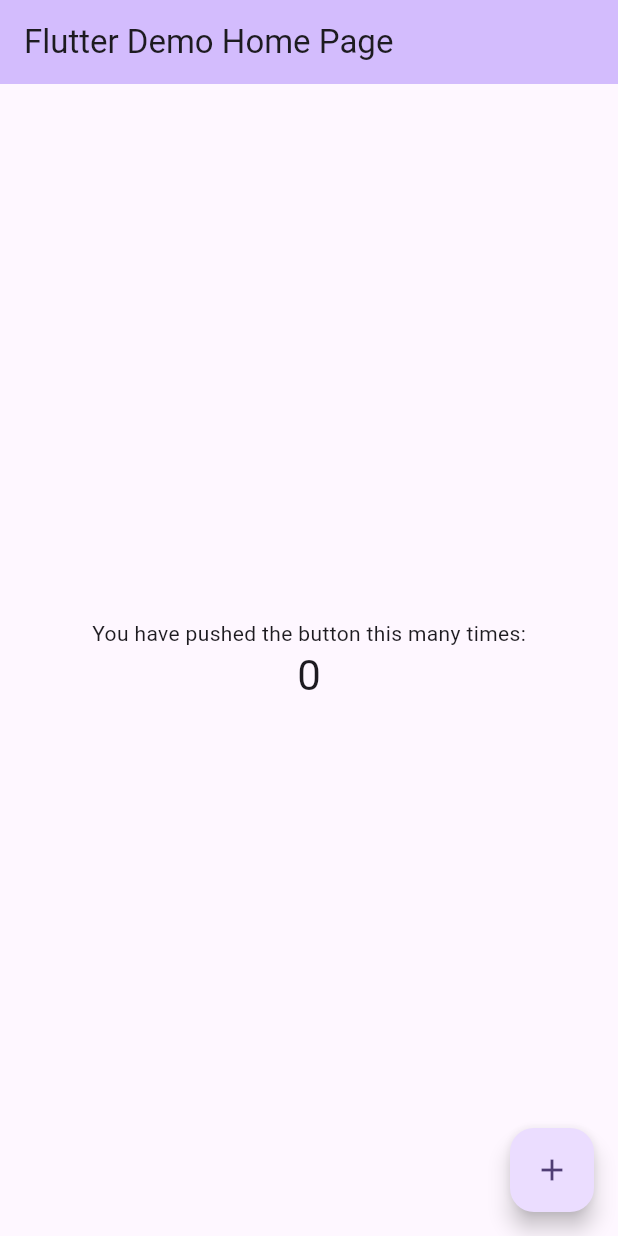
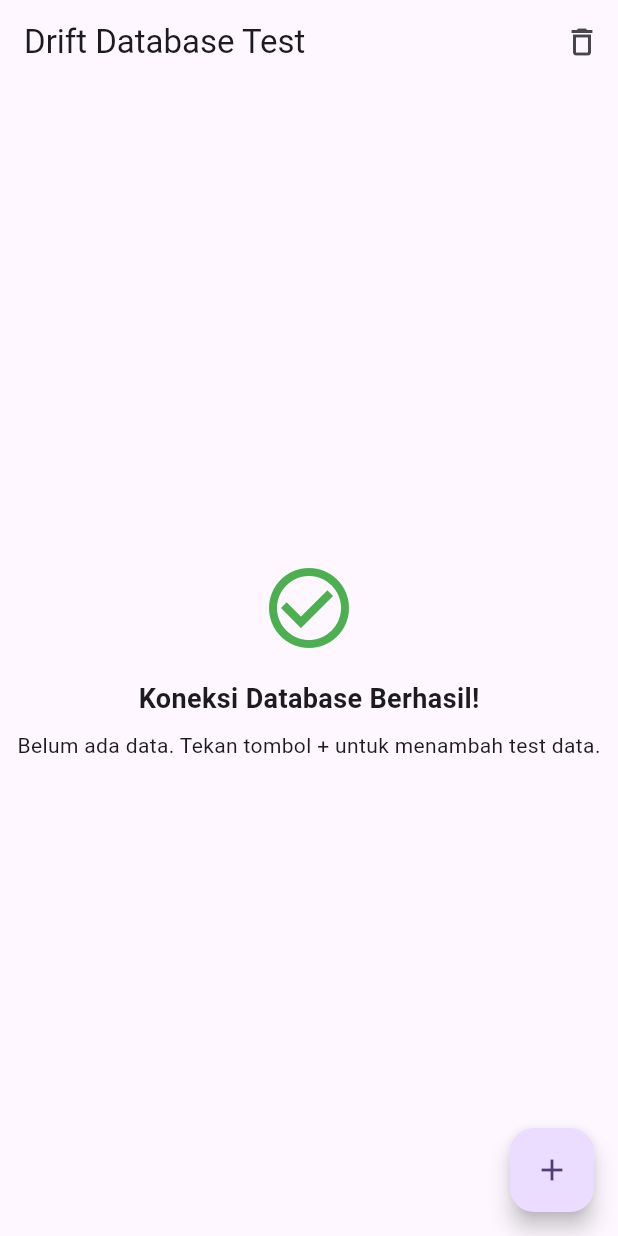
Before and after one commit to bryanherdianto/auto-cpr, a Flutter app: the screen it shows after launch, on a phone screen of 412 x 824 dp. Run offline on Flutter 3.47's test engine with Material 3 defaults, Android fonts, the phone set to English and light mode, and no system bars; our stand-ins replace drift, drift_flutter; accounts and stored records are empty; generated files the repository leaves out were written again.

Commit message:
feat: add and test drift db

```diff
--- /dev/null
+++ b/lib/database.dart
@@ -0,0 +1,23 @@
+import 'package:drift/drift.dart';
+import 'package:drift_flutter/drift_flutter.dart';
+
+part 'database.g.dart';
+
+// Tabel paling sederhana untuk test
+class TestItems extends Table {
+  IntColumn get id => integer().autoIncrement()();
+  TextColumn get content => text()();
+  DateTimeColumn get createdAt => dateTime().withDefault(currentDateAndTime)();
+}
+
+@DriftDatabase(tables: [TestItems])
+class AppDatabase extends _$AppDatabase {
+  AppDatabase([QueryExecutor? executor]) : super(executor ?? _openConnection());
+
+  @override
+  int get schemaVersion => 1;
+
+  static QueryExecutor _openConnection() {
+    return driftDatabase(name: 'cpr_test_db');
+  }
+}
--- a/lib/main.dart
+++ b/lib/main.dart
@@ -1,120 +1,128 @@
 import 'package:flutter/material.dart';
+import 'database.dart';
 
 void main() {
   runApp(const MyApp());
 }
 
 class MyApp extends StatelessWidget {
-  const MyApp({super.key});
+  final AppDatabase? database;
+  const MyApp({super.key, this.database});
 
-  // This widget is the root of your application.
   @override
   Widget build(BuildContext context) {
     return MaterialApp(
-      title: 'Flutter Demo',
+      title: 'Drift DB Test',
       theme: ThemeData(
-        // This is the theme of your application.
-        //
-        // TRY THIS: Try running your application with "flutter run". You'll see
-        // the application has a purple toolbar. Then, without quitting the app,
-        // try changing the seedColor in the colorScheme below to Colors.green
-        // and then invoke "hot reload" (save your changes or press the "hot
-        // reload" button in a Flutter-supported IDE, or press "r" if you used
-        // the command line to start the app).
-        //
-        // Notice that the counter didn't reset back to zero; the application
-        // state is not lost during the reload. To reset the state, use hot
-        // restart instead.
-        //
-        // This works for code too, not just values: Most code changes can be
-        // tested with just a hot reload.
-        colorScheme: .fromSeed(seedColor: Colors.deepPurple),
+        colorScheme: ColorScheme.fromSeed(seedColor: Colors.deepPurple),
+        useMaterial3: true,
       ),
-      home: const MyHomePage(title: 'Flutter Demo Home Page'),
+      home: MyHomePage(database: database),
     );
   }
 }
 
 class MyHomePage extends StatefulWidget {
-  const MyHomePage({super.key, required this.title});
-
-  // This widget is the home page of your application. It is stateful, meaning
-  // that it has a State object (defined below) that contains fields that affect
-  // how it looks.
-
-  // This class is the configuration for the state. It holds the values (in this
-  // case the title) provided by the parent (in this case the App widget) and
-  // used by the build method of the State. Fields in a Widget subclass are
-  // always marked "final".
-
-  final String title;
+  final AppDatabase? database;
+  const MyHomePage({super.key, this.database});
 
   @override
   State<MyHomePage> createState() => _MyHomePageState();
 }
 
 class _MyHomePageState extends State<MyHomePage> {
-  int _counter = 0;
+  late final AppDatabase _db;
+  late final bool _isOwnedDb;
 
-  void _incrementCounter() {
-    setState(() {
-      // This call to setState tells the Flutter framework that something has
-      // changed in this State, which causes it to rerun the build method below
-      // so that the display can reflect the updated values. If we changed
-      // _counter without calling setState(), then the build method would not be
-      // called again, and so nothing would appear to happen.
-      _counter++;
-    });
+  @override
+  void initState() {
+    super.initState();
+    if (widget.database != null) {
+      _db = widget.database!;
+      _isOwnedDb = false;
+    } else {
+      _db = AppDatabase();
+      _isOwnedDb = true;
+    }
+  }
+
+  @override
+  void dispose() {
+    if (_isOwnedDb) {
+      _db.close();
+    }
+    super.dispose();
+  }
+
+  Future<void> _addItem() async {
+    final count = await _db.select(_db.testItems).get();
+    await _db.into(_db.testItems).insert(
+          TestItemsCompanion.insert(
+            content: 'Data Test #${count.length + 1}',
+          ),
+        );
+  }
+
+  Future<void> _clearAll() async {
+    await _db.delete(_db.testItems).go();
   }
 
   @override
   Widget build(BuildContext context) {
-    // This method is rerun every time setState is called, for instance as done
-    // by the _incrementCounter method above.
-    //
-    // The Flutter framework has been optimized to make rerunning build methods
-    // fast, so that you can just rebuild anything that needs updating rather
-    // than having to individually change instances of widgets.
     return Scaffold(
       appBar: AppBar(
-        // TRY THIS: Try changing the color here to a specific color (to
-        // Colors.amber, perhaps?) and trigger a hot reload to see the AppBar
-        // change color while the other colors stay the same.
-        backgroundColor: Theme.of(context).colorScheme.inversePrimary,
-        // Here we take the value from the MyHomePage object that was created by
-        // the App.build method, and use it to set our appbar title.
-        title: Text(widget.title),
+        title: const Text('Drift Database Test'),
+        actions: [
+          IconButton(
+            icon: const Icon(Icons.delete_outline),
+            tooltip: 'Hapus Semua Data',
+            onPressed: _clearAll,
+          ),
+        ],
       ),
-      body: Center(
-        // Center is a layout widget. It takes a single child and positions it
-        // in the middle of the parent.
-        child: Column(
-          // Column is also a layout widget. It takes a list of children and
-          // arranges them vertically. By default, it sizes itself to fit its
-          // children horizontally, and tries to be as tall as its parent.
-          //
-          // Column has various properties to control how it sizes itself and
-          // how it positions its children. Here we use mainAxisAlignment to
-          // center the children vertically; the main axis here is the vertical
-          // axis because Columns are vertical (the cross axis would be
-          // horizontal).
-          //
-          // TRY THIS: Invoke "debug painting" (choose the "Toggle Debug Paint"
-          // action in the IDE, or press "p" in the console), to see the
-          // wireframe for each widget.
-          mainAxisAlignment: .center,
-          children: [
-            const Text('You have pushed the button this many times:'),
-            Text(
-              '$_counter',
-              style: Theme.of(context).textTheme.headlineMedium,
-            ),
-          ],
-        ),
+      body: StreamBuilder<List<TestItem>>(
+        stream: _db.select(_db.testItems).watch(),
+        builder: (context, snapshot) {
+          if (snapshot.connectionState == ConnectionState.waiting) {
+            return const Center(child: CircularProgressIndicator());
+          }
+
+          final items = snapshot.data ?? [];
+
+          if (items.isEmpty) {
+            return const Center(
+              child: Column(
+                mainAxisAlignment: MainAxisAlignment.center,
+                children: [
+                  Icon(Icons.check_circle_outline, color: Colors.green, size: 64),
+                  SizedBox(height: 16),
+                  Text(
+                    'Koneksi Database Berhasil!',
+                    style: TextStyle(fontSize: 18, fontWeight: FontWeight.bold),
+                  ),
+                  SizedBox(height: 8),
+                  Text('Belum ada data. Tekan tombol + untuk menambah test data.'),
+                ],
+              ),
+            );
+          }
+
+          return ListView.builder(
+            itemCount: items.length,
+            itemBuilder: (context, index) {
+              final item = items[index];
+              return ListTile(
+                leading: CircleAvatar(child: Text('${item.id}')),
+                title: Text(item.content),
+                subtitle: Text('Dibuat: ${item.createdAt}'),
+              );
+            },
+          );
+        },
       ),
       floatingActionButton: FloatingActionButton(
-        onPressed: _incrementCounter,
-        tooltip: 'Increment',
+        onPressed: _addItem,
+        tooltip: 'Tambah Data',
         child: const Icon(Icons.add),
       ),
     );
```
Also changed, not shown: lib/database.g.dart (added), 2 other files.
